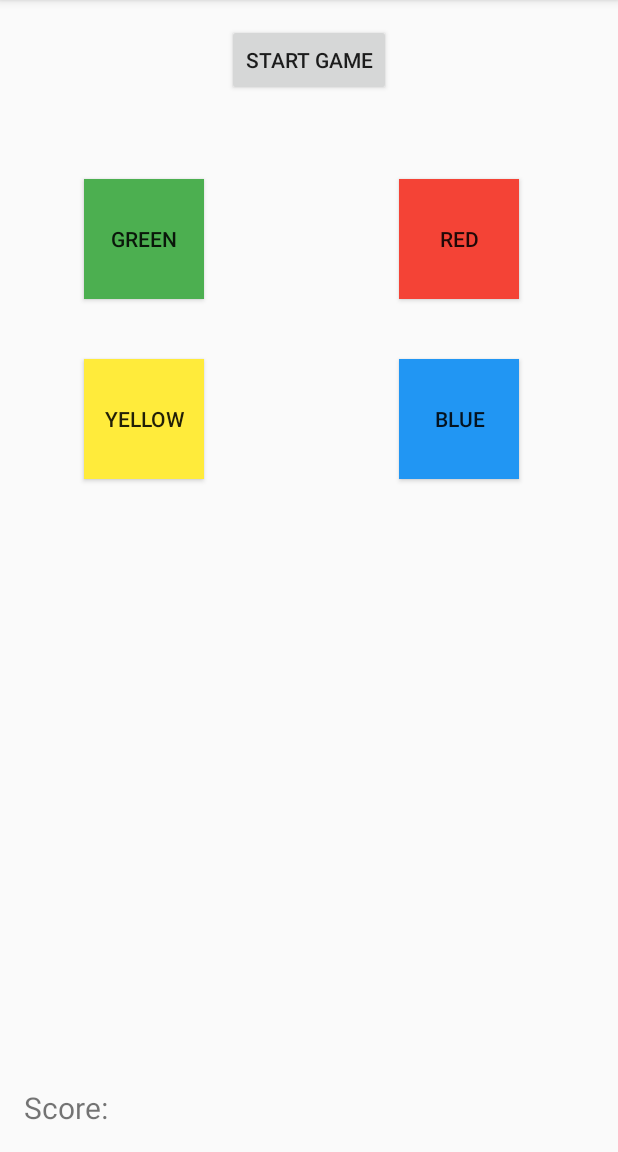
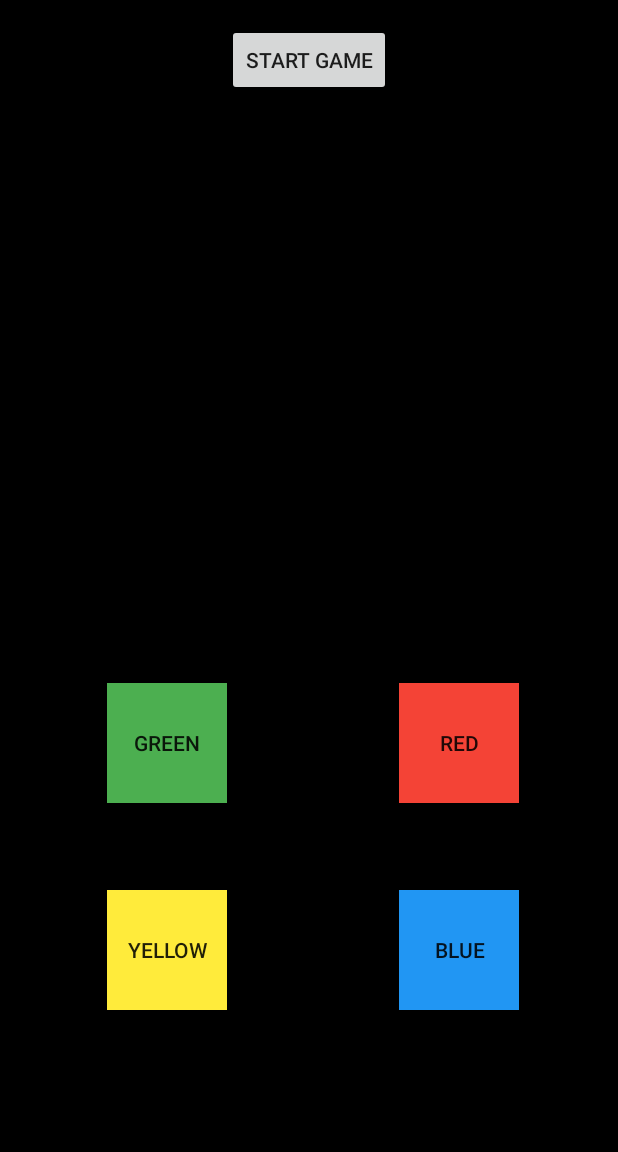
Before and after one commit to tbcrozier/Assignment2Simon, an Android app: the GameActivity screen opened directly, with no data from a screen before it, on a phone screen of 412 x 824 dp, the part 84-1236 px from its top. Run offline under Robolectric (Android 15) with nearby library versions, the phone set to English and light mode, and no system bars.

Commit message:
Added activity_start landscape view + design

```diff
--- /dev/null
+++ b/app/src/main/res/layout-land/activity_game.xml
@@ -0,0 +1,77 @@
+<?xml version="1.0" encoding="utf-8"?>
+    <RelativeLayout xmlns:android="http://schemas.android.com/apk/res/android"
+        xmlns:tools="http://schemas.android.com/tools"
+        android:id="@+id/activity_game"
+        android:layout_width="match_parent"
+        android:layout_height="match_parent"
+        android:background="@color/colorBlack"
+        android:paddingBottom="@dimen/activity_vertical_margin"
+        android:paddingLeft="@dimen/activity_horizontal_margin"
+        android:paddingRight="@dimen/activity_horizontal_margin"
+        android:paddingTop="@dimen/activity_vertical_margin"
+        tools:context="com.davidroach.assignment2simon.Start">
+
+        <Button
+            android:text="@string/blue_color"
+            android:background="@color/colorBlue"
+            android:layout_width="wrap_content"
+            android:layout_height="wrap_content"
+            android:layout_alignEnd="@+id/red_button"
+            android:id="@+id/blue_button"
+            android:layout_alignTop="@+id/yellow_button"
+            android:minHeight="80dp"
+            android:minWidth="80dp" />
+
+        <Button
+            android:text="@string/red_color"
+            android:background="@color/colorRed"
+            android:layout_width="wrap_content"
+            android:layout_height="wrap_content"
+            android:layout_marginEnd="50dp"
+            android:id="@+id/red_button"
+            android:layout_alignBaseline="@+id/green_button"
+            android:layout_alignBottom="@+id/green_button"
+            android:layout_alignParentEnd="true"
+            android:minHeight="80dp"
+            android:minWidth="80dp" />
+
+        <Button
+            android:text="Start Game"
+            android:layout_width="wrap_content"
+            android:layout_height="wrap_content"
+            android:layout_centerHorizontal="true"
+            android:id="@+id/startGameButton"
+            android:layout_alignParentTop="true" />
+
+        <TextView
+            android:text="Score:"
+            android:layout_width="wrap_content"
+            android:layout_height="wrap_content"
+            android:id="@+id/score_tv"
+            android:textSize="20sp"
+            android:layout_alignParentBottom="true"
+            android:layout_alignParentStart="true" />
+
+    <Button
+        android:text="@string/yellow_color"
+        android:background="@color/colorYellow"
+        android:layout_width="wrap_content"
+        android:layout_height="wrap_content"
+        android:id="@+id/yellow_button"
+        android:minHeight="80dp"
+        android:minWidth="80dp"
+        android:layout_above="@+id/score_tv"
+        android:layout_alignStart="@+id/green_button" />
+
+    <Button
+            android:text="@string/green_color"
+            android:background="@color/colorGreen"
+            android:layout_width="wrap_content"
+            android:layout_height="wrap_content"
+            android:id="@+id/green_button"
+            android:minHeight="80dp"
+            android:minWidth="80dp"
+        android:layout_marginBottom="16dp"
+        android:layout_above="@+id/yellow_button"
+        android:layout_toEndOf="@+id/score_tv" />
+</RelativeLayout>
--- a/app/src/main/res/layout/activity_game.xml
+++ b/app/src/main/res/layout/activity_game.xml
@@ -4,36 +4,12 @@
     android:id="@+id/activity_game"
     android:layout_width="match_parent"
     android:layout_height="match_parent"
+    android:background="@color/colorBlack"
     android:paddingBottom="@dimen/activity_vertical_margin"
     android:paddingLeft="@dimen/activity_horizontal_margin"
     android:paddingRight="@dimen/activity_horizontal_margin"
     android:paddingTop="@dimen/activity_vertical_margin"
     tools:context="com.davidroach.assignment2simon.Start">
-
-    <Button
-        android:text="@string/green_color"
-        android:background="@color/colorGreen"
-        android:layout_width="wrap_content"
-        android:layout_height="wrap_content"
-        android:layout_alignParentTop="true"
-        android:layout_alignParentStart="true"
-        android:layout_marginStart="40dp"
-        android:layout_marginTop="103dp"
-        android:id="@+id/green_button"
-        android:minHeight="80dp"
-        android:minWidth="80dp" />
-
-    <Button
-        android:text="@string/yellow_color"
-        android:background="@color/colorYellow"
-        android:layout_width="wrap_content"
-        android:layout_height="wrap_content"
-        android:layout_marginTop="40dp"
-        android:id="@+id/yellow_button"
-        android:layout_below="@+id/green_button"
-        android:layout_alignStart="@+id/green_button"
-        android:minHeight="80dp"
-        android:minWidth="80dp" />
 
     <Button
         android:text="@string/blue_color"
@@ -75,4 +51,28 @@
         android:textSize="20sp"
         android:layout_alignParentBottom="true"
         android:layout_alignParentStart="true" />
+
+    <Button
+        android:text="@string/yellow_color"
+        android:background="@color/colorYellow"
+        android:layout_width="wrap_content"
+        android:layout_height="wrap_content"
+        android:id="@+id/yellow_button"
+        android:minHeight="80dp"
+        android:minWidth="80dp"
+        android:layout_above="@+id/score_tv"
+        android:layout_alignStart="@+id/green_button"
+        android:layout_marginBottom="51dp" />
+
+    <Button
+        android:text="@string/green_color"
+        android:background="@color/colorGreen"
+        android:layout_width="wrap_content"
+        android:layout_height="wrap_content"
+        android:id="@+id/green_button"
+        android:minHeight="80dp"
+        android:minWidth="80dp"
+        android:layout_above="@+id/yellow_button"
+        android:layout_toStartOf="@+id/startGameButton"
+        android:layout_marginBottom="58dp" />
 </RelativeLayout>
```
Also changed, not shown: app/src/main/res/layout-land/activity_start.xml (+0 -116 lines).
